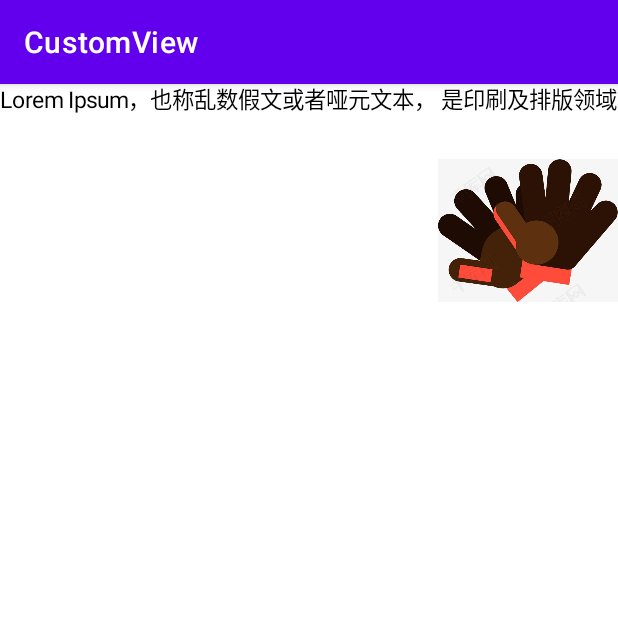
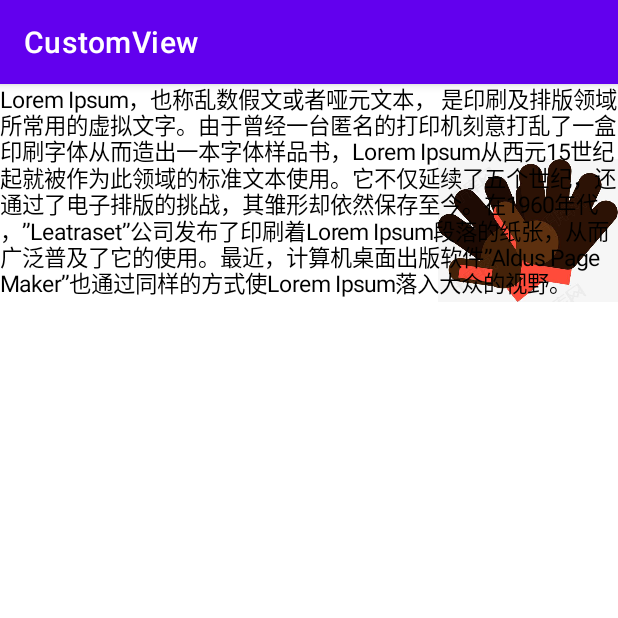
Before and after one commit to QuiteCoder/CustomView, an Android app: the MultilineTextActivity screen opened directly, with no data from a screen before it, on a phone screen of 412 x 824 dp, the top half of it. Run offline under Robolectric (Android 15) with nearby library versions, the phone set to English and light mode, and no system bars.

Commit message:
自定义图文控件  使用Paint.breakText拆分文字

```diff
--- a/app/src/main/java/com/hpf/customview/widget/MultilineTextView.kt
+++ b/app/src/main/java/com/hpf/customview/widget/MultilineTextView.kt
@@ -40,7 +40,16 @@ class MultilineTextView(context: Context?, attrs: AttributeSet?) : View(context,
         //FontMetrics类有四个属性，分别是top, ascent, descent, bottom，是与base的相差的距离
         //详情可看FrontMetrics.png
         mTextPaint.getFontMetrics(fontMetrics)
-        canvas.drawText(textSample,0f,-fontMetrics.top,mPaint)
+        val measureWidth = floatArrayOf(0f)
+        var start = 0
+        var count = 0
+        var verticalOffset = -fontMetrics.top
+        while (start < textSample.length) {
+            count = mPaint.breakText(textSample, start, textSample.length, true, width.toFloat(), measureWidth)
+            canvas.drawText(textSample, start, start + count, 0f, verticalOffset, mPaint)
+            start += count
+            verticalOffset += mPaint.fontSpacing
+        }
     }
 
     fun getAvatar(width : Int) : Bitmap{
```
